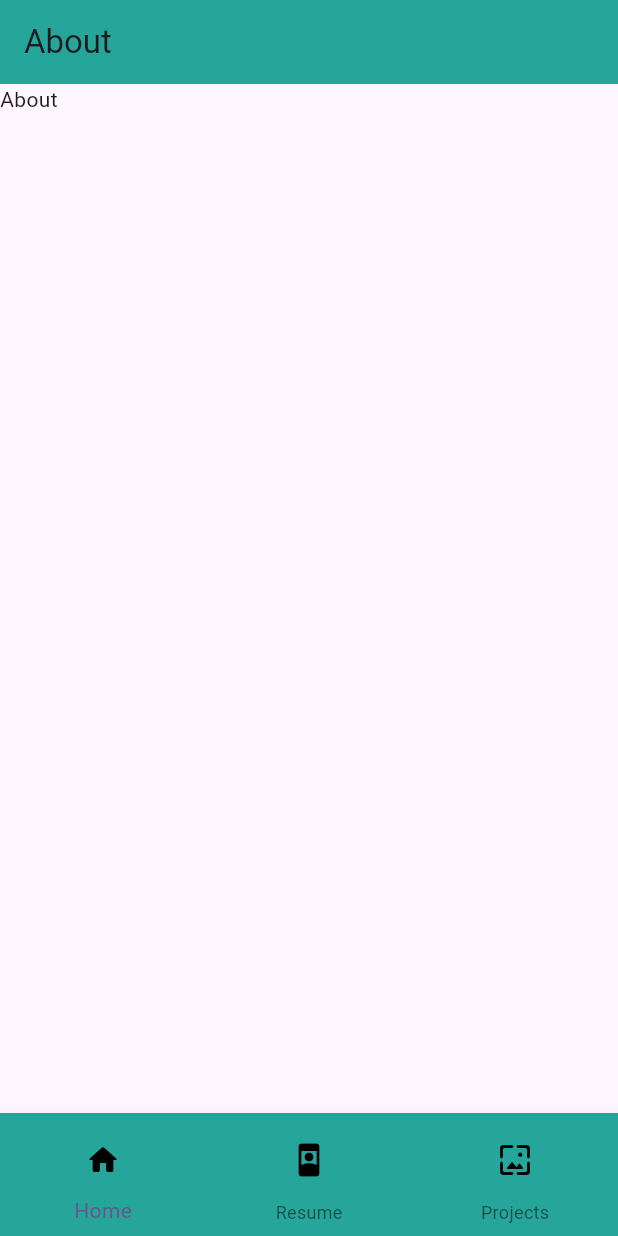
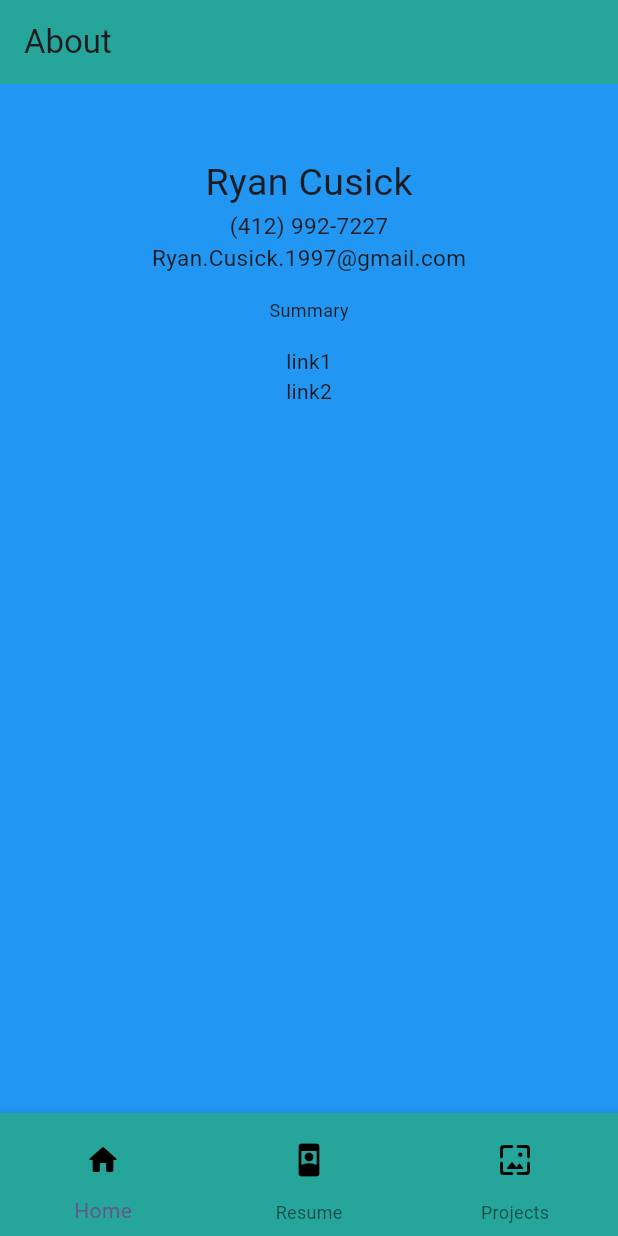
Before and after one commit to Cusick1/portfolio, a Flutter app: the screen it shows after launch, on a phone screen of 412 x 824 dp. Run offline on Flutter 3.47's test engine with Material 3 defaults, Android fonts, the phone set to English and light mode, and no system bars.

Commit message:
created contact info widget and added it to each page

```diff
--- a/lib/presentation/about_page.dart
+++ b/lib/presentation/about_page.dart
@@ -1,10 +1,28 @@
 import 'package:flutter/material.dart';
+import 'package:portfolio/presentation/widgets/contact_info.dart';
 
 class About extends StatelessWidget {
   const About({super.key});
 
   @override
   Widget build(BuildContext context) {
-    return Scaffold(body: Text('About'));
+    return Scaffold(
+      backgroundColor: Colors.blue,
+      body: Center(
+        child: Column(
+          children: [
+            Padding(padding: const EdgeInsets.all(8.0), child: ContactInfo()),
+            Padding(
+              padding: const EdgeInsets.all(8.0),
+              child: Text('Summary', style: TextStyle(fontSize: 12)),
+            ),
+            Padding(
+              padding: const EdgeInsets.all(8.0),
+              child: Column(children: [Text('link1'), Text('link2')]),
+            ),
+          ],
+        ),
+      ),
+    );
   }
 }
--- /dev/null
+++ b/lib/presentation/widgets/contact_info.dart
@@ -0,0 +1,18 @@
+import 'package:flutter/material.dart';
+
+class ContactInfo extends StatelessWidget {
+  const ContactInfo({super.key});
+
+  @override
+  Widget build(BuildContext context) {
+    return Column(
+      key: const Key('contact_info'),
+      children: [
+        SizedBox(height: 40),
+        Text('Ryan Cusick', style: TextStyle(fontSize: 25)),
+        Text('(412) 992-7227', style: TextStyle(fontSize: 15)),
+        Text('Ryan.Cusick.1997@gmail.com', style: TextStyle(fontSize: 15)),
+      ],
+    );
+  }
+}
```
Also changed, not shown: lib/presentation/projects_page.dart (+11 -1 lines), lib/presentation/resume_page.dart (+11 -1 lines).
